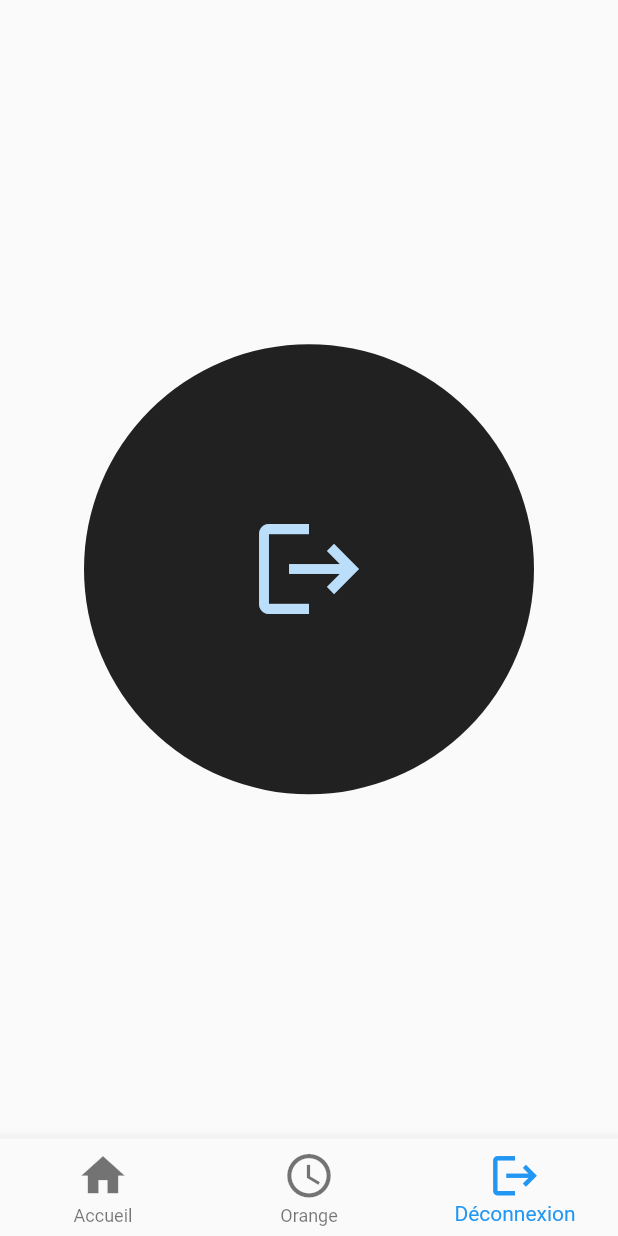
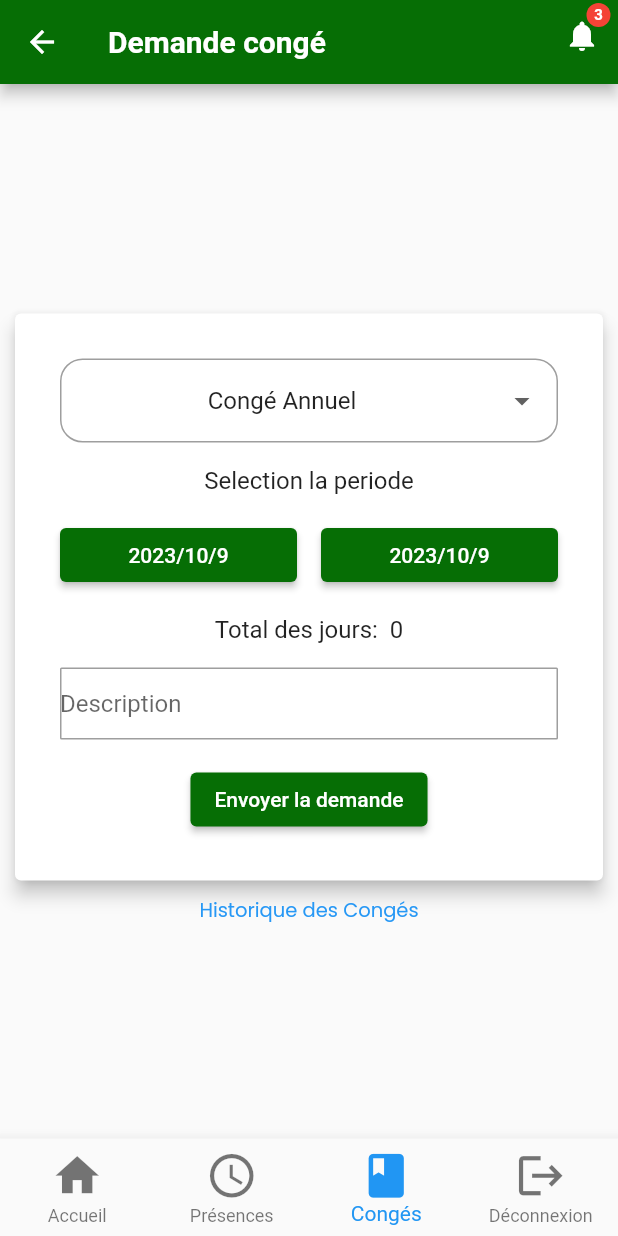
Before and after one commit to archangeNgabirano/rh_presence_mobile, a Flutter app: the HomeScreen screen opened by its route, item 3 of the bottom bar chosen, on a phone screen of 412 x 824 dp. Run offline on Flutter 3.47's test engine with Material 2 defaults, Android fonts, the phone set to English and light mode, and no system bars; our stand-ins replace flutter_riverpod, fluttertoast, grouped_list, shared_preferences; accounts and stored records are empty; network calls fail.

Commit message:
add by arc

```diff
--- a/lib/main.dart
+++ b/lib/main.dart
@@ -19,6 +19,7 @@ class MyApp extends StatelessWidget {
   @override
   Widget build(BuildContext context) {
     return MaterialApp(
+      debugShowCheckedModeBanner: false,
       home: const LoginScreen(),
       initialRoute: (token != null && token!.isNotEmpty)
           ? HomeScreen.routeName
--- a/lib/routes/api_url.dart
+++ b/lib/routes/api_url.dart
@@ -1,5 +1,5 @@
 //const IP_ADDRESS = "http://10.250.1.75:8000/api/";
-const IP_ADDRESS = "http://192.168.77.107:8000/api/";
+const IP_ADDRESS = "http://172.20.176.1:8000/api/";
 
 Uri makeUrl(String url) {
   String fullUrl = IP_ADDRESS + url;
--- /dev/null
+++ b/lib/screen/Conge.dart
@@ -0,0 +1,269 @@
+import 'package:flutter/material.dart';
+import "package:fluttertoast/fluttertoast.dart";
+import 'package:rh_presence_mobile/screen/ListeConge.dart';
+
+class DatePickerWidget extends StatefulWidget {
+  @override
+  _DatePickerWidgetState createState() => _DatePickerWidgetState();
+}
+
+class _DatePickerWidgetState extends State<DatePickerWidget> {
+  DateTime startDate = DateTime.now();
+  DateTime endDate = DateTime.now();
+  String selectedDropdownValue = 'Congé Annuel';
+  TextEditingController descriptionController = TextEditingController();
+  final List<String> genderItems = [
+    'Male',
+    'Female',
+  ];
+
+  String? selectedValue; // Default selected item.
+
+  Future<void> _selectStartDate(BuildContext context) async {
+    final DateTime? picked = await showDatePicker(
+      context: context,
+      initialDate: startDate,
+      firstDate: DateTime(2000),
+      lastDate: DateTime(2101),
+    );
+    if (picked != null && picked != startDate) {
+      setState(() {
+        startDate = picked;
+      });
+    }
+  }
+
+  DateTimeRange dateRange = DateTimeRange(
+    start: DateTime.now(),
+    end: DateTime.now(),
+  );
+
+  Future<void> _selectEndDate(BuildContext context) async {
+    final DateTime? picked = await showDatePicker(
+      context: context,
+      initialDate: endDate,
+      firstDate: DateTime(2000),
+      lastDate: DateTime(2101),
+    );
+    if (picked != null && picked != endDate) {
+      setState(() {
+        endDate = picked;
+      });
+    }
+  }
+
+  void _handleSubmit() {
+    // Perform actions when the Submit button is pressed.
+    // You can access the selected dates and dropdown value here.
+    print('Start Date: $startDate');
+    print('End Date: $endDate');
+    print('Selected Dropdown Value: $selectedDropdownValue');
+  }
+
+  @override
+  Widget build(BuildContext context) {
+    final start = dateRange.start;
+    final end = dateRange.end;
+    final differenceDate = dateRange.duration;
+
+    return Scaffold(
+      appBar: AppBar(
+        backgroundColor: Color.fromARGB(255, 6, 110, 5),
+        title: const Row(
+          mainAxisAlignment: MainAxisAlignment.start,
+          children: <Widget>[
+            Text(
+              'Demande congé',
+              style: TextStyle(fontWeight: FontWeight.bold, fontSize: 20),
+            ),
+            SizedBox(width: 20),
+          ],
+        ),
+        actions: <Widget>[
+          Stack(
+            children: <Widget>[
+              IconButton(
+                icon: const Icon(Icons.notifications), // Notification icon
+                onPressed: () {
+                  // Gérez l'action lorsque l'icône de notification est cliquée
+                },
+              ),
+              Positioned(
+                top: 2.0,
+                right: 5.0,
+                child: Container(
+                  padding: const EdgeInsets.all(2),
+                  decoration: const BoxDecoration(
+                    shape: BoxShape.circle,
+                    color: Colors.red,
+                  ),
+                  constraints: const BoxConstraints(
+                    minWidth: 16,
+                    minHeight: 16,
+                  ),
+                  child: const Center(
+                    child: Text(
+                      '3',
+                      style: TextStyle(
+                        color: Colors.white,
+                        fontSize: 10,
+                        fontWeight: FontWeight.bold,
+                      ),
+                    ),
+                  ),
+                ),
+              ),
+            ],
+          ),
+        ],
+      ),
+      body: Column(
+        mainAxisAlignment: MainAxisAlignment.center,
+        children: [
+          Card(
+            margin: const EdgeInsets.all(10),
+            elevation: 5,
+            child: Container(
+              margin: const EdgeInsets.all(30),
+              child: Column(
+                mainAxisSize: MainAxisSize.min,
+                children: [
+                  DropdownButtonFormField<String>(
+                    isExpanded: true,
+                    decoration: InputDecoration(
+                      // Add Horizontal padding using menuItemStyleData.padding so it matches
+                      // the menu padding when button's width is not specified.
+                      contentPadding: const EdgeInsets.symmetric(vertical: 16),
+                      border: OutlineInputBorder(
+                        borderRadius: BorderRadius.circular(15),
+                      ),
+
+                      // Add more decoration..
+                    ),
+                    value: selectedDropdownValue,
+                    onChanged: (newValue) {
+                      setState(() {
+                        selectedDropdownValue = newValue!;
+                      });
+                    },
+                    items: <String>[
+                      'Congé Annuel',
+                      'Congé sans solde',
+                      'Congéde mmaladie',
+                      'Congé de maternité',
+                      'Congé de mariage',
+                      'Congé de de décè',
+                      'Congé de paternté'
+                    ].map<DropdownMenuItem<String>>((String value) {
+                      return DropdownMenuItem<String>(
+                        value: value,
+                        child: Center(child: Text(value)),
+                      );
+                    }).toList(),
+                  ),
+                  const SizedBox(height: 16),
+                  const Text(
+                    'Selection la periode',
+                    style: TextStyle(fontSize: 16),
+                  ),
+                  const SizedBox(height: 16),
+                  Row(
+                    children: [
+                      Expanded(
+                        child: ElevatedButton(
+                            onPressed: pickDateRange,
+                            style: ElevatedButton.styleFrom(
+                              backgroundColor: const Color.fromARGB(255, 6, 110,
+                                  5), // Changer la couleur de fond en vert
+                            ),
+                            child: Text(
+                                '${start.year}/${start.month}/${start.day}')),
+                      ),
+                      const SizedBox(width: 16),
+                      Expanded(
+                        child: ElevatedButton(
+                          onPressed: pickDateRange,
+                          style: ElevatedButton.styleFrom(
+                            backgroundColor: const Color.fromARGB(255, 6, 110,
+                                5), // Changer la couleur de fond en vert
+                          ),
+                          child: Text('${end.year}/${end.month}/${end.day}'),
+                        ),
+                      )
+                    ],
+                  ),
+                  const SizedBox(height: 16),
+                  Text(
+                    'Total des jours:  ${differenceDate.inDays}',
+                    style: const TextStyle(fontSize: 16),
+                  ),
+                  const SizedBox(height: 16),
+                  TextFormField(
+                    controller: descriptionController,
+                    decoration: InputDecoration(
+                        contentPadding:
+                            const EdgeInsets.symmetric(vertical: 10),
+                        hintText: 'Description',
+                        border: OutlineInputBorder(
+                            borderRadius: BorderRadius.circular(1))),
+                  ),
+                  const SizedBox(height: 16),
+                  ElevatedButton(
+                    style: ElevatedButton.styleFrom(
+                      backgroundColor: const Color.fromARGB(
+                          255, 6, 110, 5), // Changer la couleur de fond en vert
+                    ),
+                    onPressed: () {
+                      Fluttertoast.showToast(
+                        msg: "Demande envoyée avec succces",
+                        toastLength: Toast.LENGTH_SHORT,
+                        gravity: ToastGravity.TOP,
+                        timeInSecForIosWeb: 1,
+                        backgroundColor: Colors.black54,
+                        textColor: Colors.white,
+                        fontSize: 16.0,
+                      );
+                      Navigator.push(
+                        context,
+                        MaterialPageRoute(
+                            builder: (context) => const ListeConge()),
+                      );
+                    },
+                    child: const Text("Envoyer la demande"),
+                  )
+                ],
+              ),
+            ),
+          ),
+          InkWell(
+            onTap: () {
+              Navigator.push(
+                context,
+                MaterialPageRoute(builder: (context) => const ListeConge()),
+              );
+            },
+            child: const Text(
+              'Historique des Congés',
+              style: TextStyle(
+                color: Color.fromARGB(255, 39, 152, 245),
+                fontSize: 13,
+                fontFamily: 'Poppins',
+                fontWeight: FontWeight.w500,
+              ),
+            ),
+          ),
+        ],
+      ),
+    );
+  }
+
+  Future pickDateRange() async {
+    DateTimeRange? newDateRange = await showDateRangePicker(
+        context: context,
+        initialDateRange: dateRange,
+        firstDate: DateTime(2021),
+        lastDate: DateTime(2100));
+    if (newDateRange == null) return;
+    setState(() => dateRange = newDateRange);
+  }
+}
--- /dev/null
+++ b/lib/screen/ListeConge.dart
@@ -0,0 +1,190 @@
+import 'package:flutter/material.dart';
+import 'package:grouped_list/grouped_list.dart';
+
+class ListeConge extends StatefulWidget {
+  const ListeConge({super.key});
+
+  @override
+  _ListeCongeState createState() => _ListeCongeState();
+}
+
+class _ListeCongeState extends State<ListeConge> {
+  final List _elements = [
+    {
+      'typeConge': 'Congé annuel',
+      'dateDebut': '01-01-2023',
+      'dateFin': '03-01-2023',
+      'nbrJours': '2',
+      'status': 'ok',
+      'group': '01-2023'
+    },
+    {
+      'typeConge': 'Congé annuel',
+      'dateDebut': '20-01-2023',
+      'dateFin': '23-01-2023',
+      'nbrJours': '3',
+      'status': 'nok',
+      'group': '01-2023'
+    },
+    {
+      'typeConge': 'Congé annuel',
+      'dateDebut': '05-04-2023',
+      'dateFin': '06-04-2023',
+      'nbrJours': '1',
+      'status': 'nok',
+      'group': '04-2023'
+    },
+    {
+      'typeConge': 'Congé de de décè ',
+      'dateDebut': '05-04-2023',
+      'dateFin': '09-04-2023',
+      'nbrJours': '4',
+      'status': 'ok',
+      'group': '04-2023'
+    },
+    {
+      "typeConge": "Congé annuel",
+      "dateDebut": "14-06-2023",
+      "dateFin": "20-06-2023",
+      "nbrJours": "5",
+      'status': 'ok',
+      "group": "06-2023"
+    },
+    {
+      "typeConge": "Congé sans solde",
+      "dateDebut": "25-09-2023",
+      "dateFin": "27-09-2023",
+      "nbrJours": "2",
+      'status': 'ok',
+      "group": "09-2023"
+    },
+    {
+      "typeConge": "Congé sans solde",
+      "dateDebut": "15-10-2023",
+      "dateFin": "17-09-2023",
+      "nbrJours": "2",
+      'status': 'pending',
+      "group": "10-2023"
+    },
+    {
+      "typeConge": "Congé sans solde",
+      "dateDebut": "25-11-2023",
+      "dateFin": "27-1-2023",
+      "nbrJours": "2",
+      'status': 'pending',
+      "group": "11-2023"
+    },
+  ];
+
+  @override
+  Widget build(BuildContext context) {
+    return Scaffold(
+        appBar: AppBar(
+          backgroundColor: Color.fromARGB(255, 6, 110, 5),
+          title: const Text('Congés déjà pris'),
+        ),
+        body: GroupedListView<dynamic, String>(
+            elements: _elements,
+            groupBy: (element) => element['group'],
+            groupComparator: (value1, value2) => value2.compareTo(value1),
+            itemComparator: (item1, item2) =>
+                item1['typeConge'].compareTo(item2['typeConge']),
+            order: GroupedListOrder.ASC,
+            // useStickyGroupSeparators: true,
+            groupSeparatorBuilder: (String value) => Padding(
+                  padding: const EdgeInsets.all(8.0),
+                  child: Text(
+                    value,
+                    textAlign: TextAlign.center,
+                    style: const TextStyle(
+                        fontSize: 18, fontWeight: FontWeight.bold),
+                  ),
+                ),
+            itemBuilder: (c, element) {
+              return Card(
+                  elevation: 5,
+                  margin: const EdgeInsets.symmetric(
+                      horizontal: 10.0, vertical: 6.0),
+                  child: ListTile(
+                    contentPadding: const EdgeInsets.symmetric(
+                      horizontal: 20.0,
+                      vertical: 10.0,
+                    ),
+                    //leading: Icon(Icons.account_circle),
+                    title: Column(
+                      children: [
+                        Row(
+                          children: [
+                            Text(
+                              element['typeConge'],
+                              style: const TextStyle(fontSize: 20),
+                            ),
+                          ],
+                        ),
+                        const SizedBox(
+                          height: 5,
+                        ),
+                        Row(
+                          children: [
+                            const Text('Date: '),
+                            Text(
+                              element['dateDebut'],
+                              style: const TextStyle(fontSize: 16),
+                            ),
+                            const SizedBox(
+                              width: 10,
+                            ),
+                            const Text('au'),
+                            const SizedBox(
+                              width: 10,
+                            ),
+                            Text(
+                              element['dateFin'],
+                              style: const TextStyle(fontSize: 16),
+                            ),
+                          ],
+                        ),
+                        Row(
+                          children: [
+                            const Text('Nombres jours: '),
+                            Text(
+                              element['nbrJours'],
+                              style: const TextStyle(
+                                fontSize: 16,
+                                color: Colors.green,
+                                fontWeight: FontWeight.bold,
+                                fontStyle: FontStyle.italic,
+                              ),
+                            ),
+                          ],
+                        )
+                      ],
+                    ),
+                    // ignore: prefer_const_constructors
+
+                    // Autres propriétés de la tuile...
+                    trailing: element['status'] == 'ok'
+                        ? const Icon(
+                            Icons
+                                .check, // Icône de validation (peut être modifiée selon vos besoins)
+                            color: Colors.blue, // Couleur de l'icône
+                            size: 30.0, // Taille de l'icône
+                          )
+                        : element['status'] == 'nok'
+                            ? const Icon(
+                                Icons
+                                    .warning, // Icône de triangle d'avertissement
+                                color: Colors.orange, // Couleur de l'icône
+                                size: 30.0, // Taille de l'icône
+                              )
+                            : element['status'] == 'pending'
+                                ? const CircularProgressIndicator(
+                                    // Icône de chargement en cours
+                                    valueColor: AlwaysStoppedAnimation<Color>(
+                                        Color.fromARGB(255, 6, 110, 5)),
+                                  )
+                                : null, // Mettez null ou une autre icône par défaut si nécessaire
+                  ));
+            }));
+  }
+}
--- a/lib/screen/PresenceScreen.dart
+++ b/lib/screen/PresenceScreen.dart
@@ -12,6 +12,7 @@ class PresenceScreen extends ConsumerWidget {
     final data = ref.refresh(serviceDataProvider);
     return Scaffold(
       appBar: AppBar(
+        backgroundColor: Color.fromARGB(255, 6, 110, 5),
         title: const Text("Historique des presences"),
       ),
       body: data.when(
--- a/pubspec.yaml
+++ b/pubspec.yaml
@@ -41,6 +41,8 @@ dependencies:
   jwt_decoder: ^2.0.1
   flutter_riverpod: ^2.4.0
   intl: ^0.18.1
+  fluttertoast: ^8.2.2
+  grouped_list: ^5.1.2
 
 dev_dependencies:
   flutter_test:
```
Also changed, not shown: lib/model/presence.dart (+7 -7 lines), lib/screen/HomeScreen.dart (+19 -22 lines), lib/screen/LoginScreen.dart (+14 -10 lines), assets/images/sopec.jpg (added), pubspec.lock.
